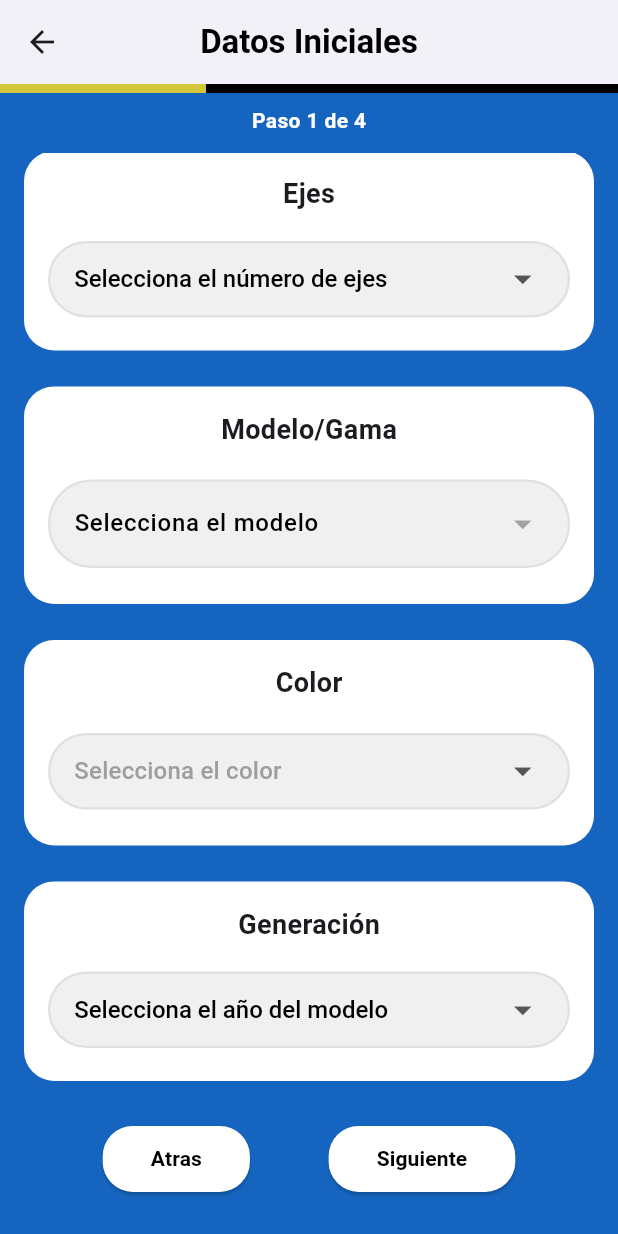
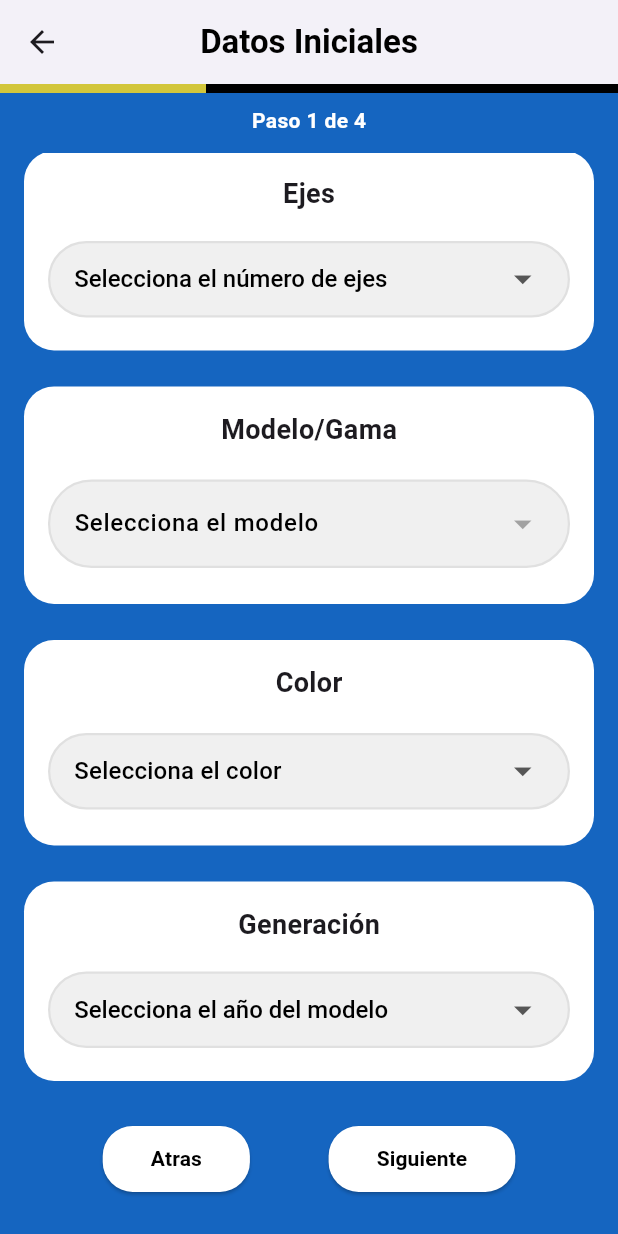
Before and after one commit to ricardomtnez/transtoolsapp, a Flutter app: the Seccion1 screen opened by its route, scrolled down 1152 dp, on a phone screen of 412 x 824 dp. Run offline on Flutter 3.47's test engine with Material 3 defaults, Android fonts, the phone set to English and light mode, and no system bars; our stand-ins replace connectivity_plus, loading_indicator, pdf, printing, shared_preferences; accounts and stored records are empty; network calls fail.

```diff
--- a/lib/views/cotizador/seccion1.dart
+++ b/lib/views/cotizador/seccion1.dart
@@ -812,7 +812,7 @@ class _Seccion1 extends State<Seccion1> {
                               hint: Text(
                                 'Selecciona el color',
                                 style: TextStyle(
-                                  color: colorError ? Colors.red : Colors.grey,
+                                  color: colorError ? Colors.red : const Color.fromARGB(255, 0, 0, 0),
                                   fontWeight: FontWeight.w500,
                                   fontSize: 16,
                                 ),
--- a/lib/views/cotizador/seccion2.dart
+++ b/lib/views/cotizador/seccion2.dart
@@ -1641,7 +1641,7 @@ class _Seccion2State extends State<Seccion2> {
             style: TextStyle(
               color: Colors.white,
               fontWeight: FontWeight.w500,
-              fontSize: 11,
+              fontSize: 12,
             ),
           ),
           Text(
```
